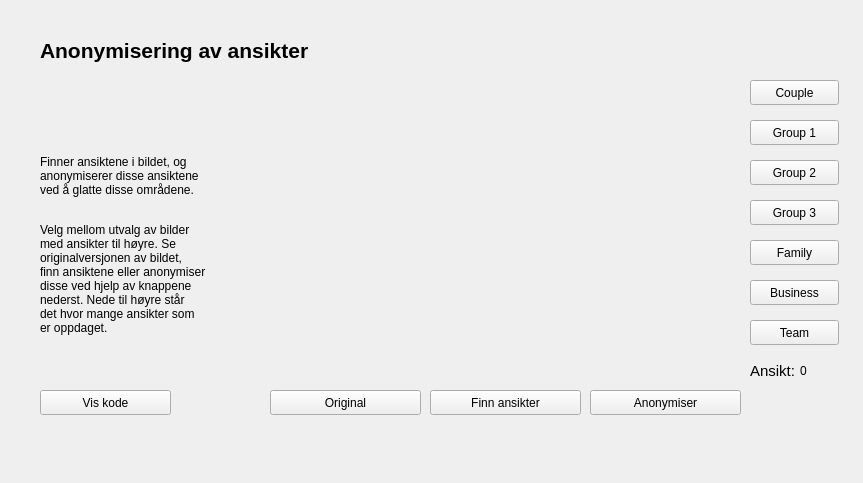
Before: the Qt Designer form src/GUI/UI/anonymise.ui in jegerud/Sciprog2020project, drawn with Qt 5.
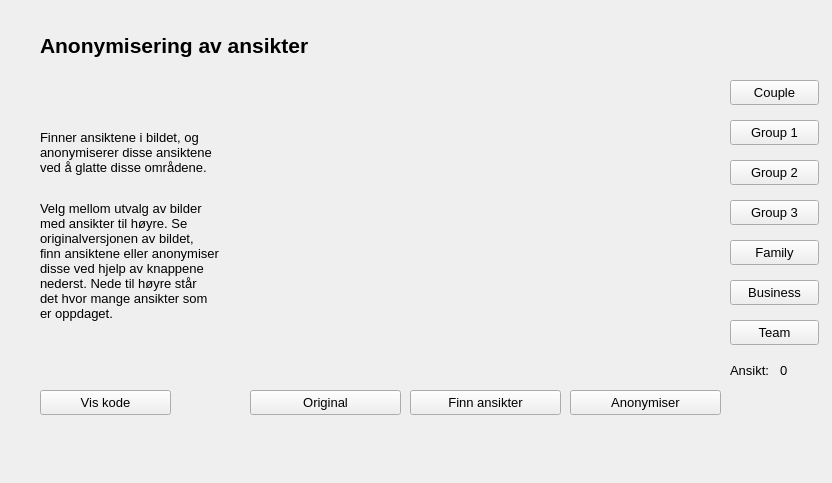
After: the same form once the commit is applied. Icons and pictures are not drawn.

Diff of the .ui file:
```diff
--- a/src/GUI/UI/anonymise.ui
+++ b/src/GUI/UI/anonymise.ui
@@ -6,7 +6,7 @@
    <rect>
     <x>0</x>
     <y>0</y>
-    <width>863</width>
+    <width>832</width>
     <height>483</height>
    </rect>
   </property>
@@ -16,12 +16,17 @@
   <widget class="QPushButton" name="anonymousFindFaces">
    <property name="geometry">
     <rect>
-     <x>430</x>
+     <x>410</x>
      <y>390</y>
      <width>151</width>
      <height>25</height>
     </rect>
    </property>
+   <property name="font">
+    <font>
+     <pointsize>10</pointsize>
+    </font>
+   </property>
    <property name="text">
     <string>Finn ansikter</string>
    </property>
@@ -29,12 +34,17 @@
   <widget class="QPushButton" name="anonymousOriginal">
    <property name="geometry">
     <rect>
-     <x>270</x>
+     <x>250</x>
      <y>390</y>
      <width>151</width>
      <height>25</height>
     </rect>
    </property>
+   <property name="font">
+    <font>
+     <pointsize>10</pointsize>
+    </font>
+   </property>
    <property name="text">
     <string>Original</string>
    </property>
@@ -43,9 +53,9 @@
    <property name="geometry">
     <rect>
      <x>40</x>
-     <y>20</y>
+     <y>10</y>
      <width>761</width>
-     <height>61</height>
+     <height>71</height>
     </rect>
    </property>
    <property name="font">
@@ -65,24 +75,29 @@
    <property name="geometry">
     <rect>
      <x>40</x>
-     <y>100</y>
-     <width>191</width>
+     <y>80</y>
+     <width>201</width>
      <height>291</height>
     </rect>
    </property>
    <property name="text">
-    <string>&lt;html&gt;&lt;head/&gt;&lt;body&gt;&lt;p&gt;Finner ansiktene i bildet, og&lt;br/&gt;anonymiserer disse ansiktene&lt;br/&gt;ved å glatte disse områdene.&lt;br/&gt;&lt;/p&gt;&lt;p&gt;Velg mellom utvalg av bilder&lt;br/&gt;med ansikter til høyre. Se &lt;br/&gt;originalversjonen av bildet,&lt;br/&gt;finn ansiktene eller anonymiser&lt;br/&gt;disse ved hjelp av knappene &lt;br/&gt;nederst. Nede til høyre står&lt;br/&gt;det hvor mange ansikter som &lt;br/&gt;er oppdaget.&lt;/p&gt;&lt;/body&gt;&lt;/html&gt;</string>
+    <string>&lt;html&gt;&lt;head/&gt;&lt;body&gt;&lt;p&gt;&lt;span style=&quot; font-size:10pt;&quot;&gt;Finner ansiktene i bildet, og&lt;br/&gt;anonymiserer disse ansiktene&lt;br/&gt;ved å glatte disse områdene.&lt;br/&gt;&lt;/span&gt;&lt;/p&gt;&lt;p&gt;&lt;span style=&quot; font-size:10pt;&quot;&gt;Velg mellom utvalg av bilder&lt;br/&gt;med ansikter til høyre. Se &lt;br/&gt;originalversjonen av bildet,&lt;br/&gt;finn ansiktene eller anonymiser&lt;br/&gt;disse ved hjelp av knappene &lt;br/&gt;nederst. Nede til høyre står&lt;br/&gt;det hvor mange ansikter som &lt;br/&gt;er oppdaget.&lt;/span&gt;&lt;/p&gt;&lt;/body&gt;&lt;/html&gt;</string>
    </property>
   </widget>
   <widget class="QPushButton" name="group1">
    <property name="geometry">
     <rect>
-     <x>750</x>
+     <x>730</x>
      <y>120</y>
      <width>89</width>
      <height>25</height>
     </rect>
    </property>
+   <property name="font">
+    <font>
+     <pointsize>10</pointsize>
+    </font>
+   </property>
    <property name="text">
     <string>Group 1</string>
    </property>
@@ -90,12 +105,17 @@
   <widget class="QPushButton" name="couple">
    <property name="geometry">
     <rect>
-     <x>750</x>
+     <x>730</x>
      <y>80</y>
      <width>89</width>
      <height>25</height>
     </rect>
    </property>
+   <property name="font">
+    <font>
+     <pointsize>10</pointsize>
+    </font>
+   </property>
    <property name="text">
     <string>Couple</string>
    </property>
@@ -109,6 +129,11 @@
      <height>25</height>
     </rect>
    </property>
+   <property name="font">
+    <font>
+     <pointsize>10</pointsize>
+    </font>
+   </property>
    <property name="text">
     <string>Vis kode</string>
    </property>
@@ -116,12 +141,17 @@
   <widget class="QPushButton" name="anonymousAnonymise">
    <property name="geometry">
     <rect>
-     <x>590</x>
+     <x>570</x>
      <y>390</y>
      <width>151</width>
      <height>25</height>
     </rect>
    </property>
+   <property name="font">
+    <font>
+     <pointsize>10</pointsize>
+    </font>
+   </property>
    <property name="text">
     <string>Anonymiser</string>
    </property>
@@ -129,7 +159,7 @@
   <widget class="QLabel" name="anonymiseImg">
    <property name="geometry">
     <rect>
-     <x>270</x>
+     <x>250</x>
      <y>76</y>
      <width>471</width>
      <height>301</height>
@@ -148,7 +178,7 @@
   <widget class="QLabel" name="label">
    <property name="geometry">
     <rect>
-     <x>750</x>
+     <x>730</x>
      <y>360</y>
      <width>51</width>
      <height>21</height>
@@ -156,7 +186,7 @@
    </property>
    <property name="font">
     <font>
-     <pointsize>11</pointsize>
+     <pointsize>10</pointsize>
     </font>
    </property>
    <property name="text">
@@ -166,12 +196,17 @@
   <widget class="QLabel" name="faceCount">
    <property name="geometry">
     <rect>
-     <x>800</x>
+     <x>780</x>
      <y>360</y>
      <width>21</width>
      <height>21</height>
     </rect>
    </property>
+   <property name="font">
+    <font>
+     <pointsize>10</pointsize>
+    </font>
+   </property>
    <property name="text">
     <string>0</string>
    </property>
@@ -179,12 +214,17 @@
   <widget class="QPushButton" name="group2">
    <property name="geometry">
     <rect>
-     <x>750</x>
+     <x>730</x>
      <y>160</y>
      <width>89</width>
      <height>25</height>
     </rect>
    </property>
+   <property name="font">
+    <font>
+     <pointsize>10</pointsize>
+    </font>
+   </property>
    <property name="text">
     <string>Group 2</string>
    </property>
@@ -192,12 +232,17 @@
   <widget class="QPushButton" name="group3">
    <property name="geometry">
     <rect>
-     <x>750</x>
+     <x>730</x>
      <y>200</y>
      <width>89</width>
      <height>25</height>
     </rect>
    </property>
+   <property name="font">
+    <font>
+     <pointsize>10</pointsize>
+    </font>
+   </property>
    <property name="text">
     <string>Group 3</string>
    </property>
@@ -205,12 +250,17 @@
   <widget class="QPushButton" name="family">
    <property name="geometry">
     <rect>
-     <x>750</x>
+     <x>730</x>
      <y>240</y>
      <width>89</width>
      <height>25</height>
     </rect>
    </property>
+   <property name="font">
+    <font>
+     <pointsize>10</pointsize>
+    </font>
+   </property>
    <property name="text">
     <string>Family</string>
    </property>
@@ -218,12 +268,17 @@
   <widget class="QPushButton" name="business">
    <property name="geometry">
     <rect>
-     <x>750</x>
+     <x>730</x>
      <y>280</y>
      <width>89</width>
      <height>25</height>
     </rect>
    </property>
+   <property name="font">
+    <font>
+     <pointsize>10</pointsize>
+    </font>
+   </property>
    <property name="text">
     <string>Business</string>
    </property>
@@ -231,12 +286,17 @@
   <widget class="QPushButton" name="team">
    <property name="geometry">
     <rect>
-     <x>750</x>
+     <x>730</x>
      <y>320</y>
      <width>89</width>
      <height>25</height>
     </rect>
    </property>
+   <property name="font">
+    <font>
+     <pointsize>10</pointsize>
+    </font>
+   </property>
    <property name="text">
     <string>Team</string>
    </property>
```
